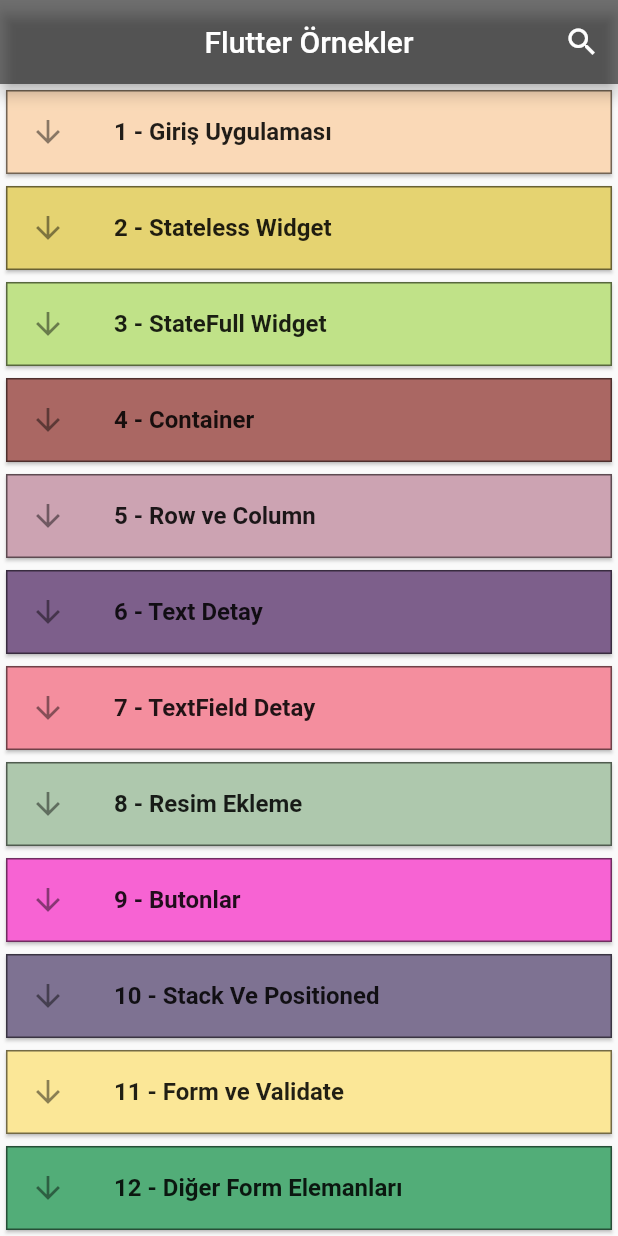
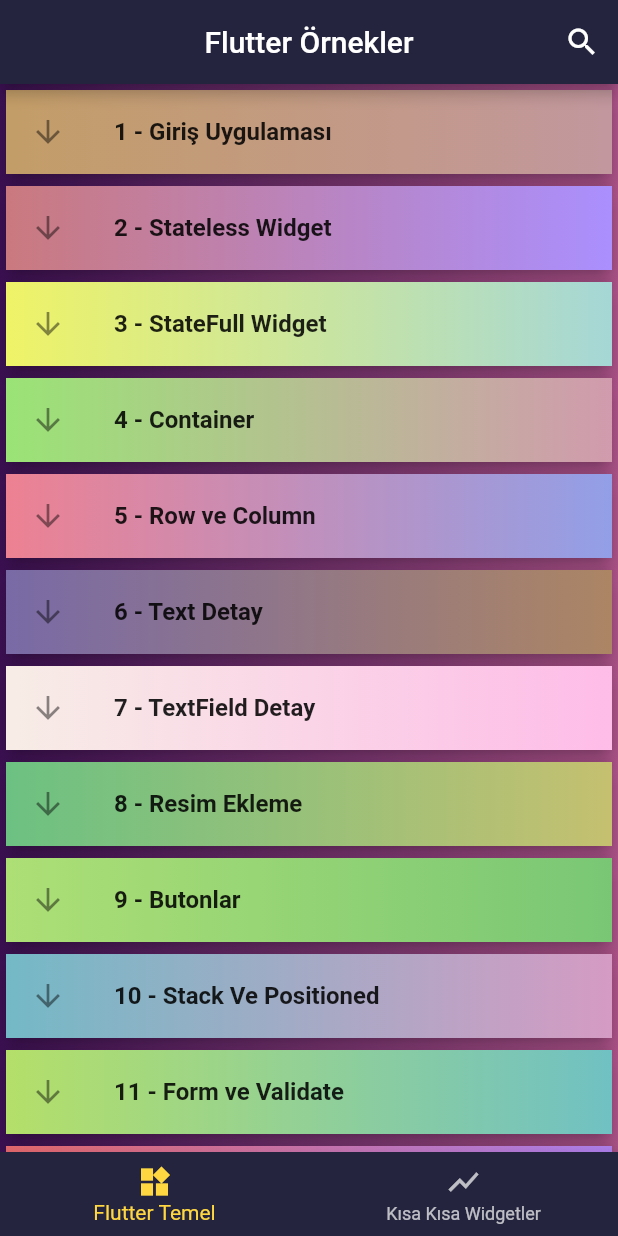
Before and after one commit to NecipAkgz/Flutter-Ornekler, a Flutter app: the screen it shows after launch, on a phone screen of 412 x 824 dp. Run offline on Flutter 3.47's test engine with Material 2 defaults, Android fonts, the phone set to English and light mode, and no system bars; our stand-ins replace flushbar, shared_preferences, sqflite, validators; accounts and stored records are empty.

Commit message:
SafeArea Eklendi, AnaSayfa Düzenlendi

```diff
--- a/lib/anaEkran/anaSayfa.dart
+++ b/lib/anaEkran/anaSayfa.dart
@@ -3,22 +3,64 @@
 import 'package:flutter_ornekler/yardimci_siniflar/sayfalar.dart';
 import 'package:flutter/material.dart';
 
-class AnaSayfa extends StatelessWidget {
+class AnaSayfa extends StatefulWidget {
+  @override
+  _AnaSayfaState createState() => _AnaSayfaState();
+}
+
+class _AnaSayfaState extends State<AnaSayfa> {
+  var index = 0;
+
   @override
   Widget build(BuildContext context) {
     return Scaffold(
       appBar: AppBar(
-        backgroundColor: Colors.black54,
+        backgroundColor: Color(0xFF24243e),
         centerTitle: true,
         title: Text("Flutter Örnekler"),
-        actions: [
-          aramaButonu(context),
-        ],
+        actions: [aramaButonu(context)],
       ),
-      body: flutterTemel(),
+      body: sayfagetir(),
+      bottomNavigationBar: buildBottomNavigationBar(),
     );
   }
 
+  /// bottomNavigationBarımızı çağırır
+  BottomNavigationBar buildBottomNavigationBar() {
+    return BottomNavigationBar(
+      backgroundColor: Color(0xFF24243e),
+      fixedColor: Colors.amberAccent,
+      unselectedItemColor: Colors.white70,
+      currentIndex: index,
+      onTap: (sayfa) {
+        setState(() {
+          index = sayfa;
+        });
+      },
+      items: <BottomNavigationBarItem>[
+        BottomNavigationBarItem(
+          title: Text("Flutter Temel"),
+          icon: Icon(Icons.widgets),
+        ),
+        BottomNavigationBarItem(
+          title: Text("Kısa Kısa Widgetler"),
+          icon: Icon(Icons.show_chart),
+        ),
+      ],
+    );
+  }
+
+  /// İndex Numarasına göre ilgili sayayı getirir
+  sayfagetir() {
+    switch (index) {
+      case 0:
+        return _flutterTemel();
+      case 1:
+        return _kisa_kisa_widgetler();
+    }
+  }
+
+  /// arama yapmak için oluşturduğumuz buton
   IconButton aramaButonu(BuildContext context) {
     return IconButton(
       icon: Icon(Icons.search),
@@ -31,23 +73,86 @@
     );
   }
 
-  Container flutterTemel() {
+  Widget _flutterTemel() {
     return Container(
+      decoration: BoxDecoration(
+        gradient: LinearGradient(
+          colors: [
+            Color(0xFF3c1053),
+            Color(0xFFad5389),
+          ],
+        ),
+      ),
       child: ListView.builder(
-        itemCount: Sayfalar.length,
+        itemCount: FLUTTER_TEMEL.length,
         itemBuilder: (context, index) {
           return Card(
-            shape: RoundedRectangleBorder(
-              side: BorderSide(color: Colors.black54),
+            elevation: 5,
+            child: Container(
+              decoration: BoxDecoration(
+                gradient: LinearGradient(
+                  colors: [
+                    RasgeleRenk.renkUret(minBrightness: 100),
+                    RasgeleRenk.renkUret(minBrightness: 100),
+                  ],
+                ),
+              ),
+              child: ListTile(
+                leading: Icon(Icons.arrow_downward),
+                onTap: () => Navigator.pushNamed(
+                  context,
+                  FLUTTER_TEMEL[index]["sayfaAdi"],
+                ),
+                title: Text(
+                  "${index + 1} - ${FLUTTER_TEMEL[index]["baslik"]}",
+                  style: TextStyle(
+                    fontWeight: FontWeight.w600,
+                  ),
+                ),
+              ),
             ),
-            color: RasgeleRenk.renkUret(minBrightness: 80),
-            child: ListTile(
-              leading: Icon(Icons.arrow_downward),
-              onTap: () =>
-                  Navigator.pushNamed(context, Sayfalar[index]["sayfaAdi"]),
-              title: Text(
-                "${index + 1} - ${Sayfalar[index]["baslik"]}",
-                style: TextStyle(fontWeight: FontWeight.w600),
+          );
+        },
+      ),
+    );
+  }
+
+  Widget _kisa_kisa_widgetler() {
+    return Container(
+      decoration: BoxDecoration(
+        gradient: LinearGradient(
+          colors: [
+            Color(0xFF3c1053),
+            Color(0xFFad5389),
+          ],
+        ),
+      ),
+      child: ListView.builder(
+        itemCount: KISA_KISA_WIDGETLER.length,
+        itemBuilder: (context, index) {
+          return Card(
+            elevation: 5,
+            child: Container(
+              decoration: BoxDecoration(
+                gradient: LinearGradient(
+                  colors: [
+                    RasgeleRenk.renkUret(minBrightness: 100),
+                    RasgeleRenk.renkUret(minBrightness: 100),
+                  ],
+                ),
+              ),
+              child: ListTile(
+                leading: Icon(Icons.arrow_downward),
+                onTap: () => Navigator.pushNamed(
+                  context,
+                  KISA_KISA_WIDGETLER[index]["sayfaAdi"],
+                ),
+                title: Text(
+                  "${index + 1} - ${KISA_KISA_WIDGETLER[index]["baslik"]}",
+                  style: TextStyle(
+                    fontWeight: FontWeight.w600,
+                  ),
+                ),
               ),
             ),
           );
@@ -56,9 +161,3 @@
     );
   }
 }
-
-// trailing: OutlineButton.icon(
-//   icon: Icon(Icons.arrow_right),
-//   label: Text("Konu Anlatım"),
-//   onPressed: () {},
-// ),
--- a/lib/main.dart
+++ b/lib/main.dart
@@ -9,7 +9,7 @@
     return MaterialApp(
       debugShowCheckedModeBanner: false,
       routes: rotalar,
-      // home: DigerFormElemanlari(),
+      // home: SafeAreaDemo(),
     );
   }
 }
--- a/lib/rotalar.dart
+++ b/lib/rotalar.dart
@@ -1,4 +1,5 @@
 import 'package:flutter_ornekler/anaEkran/anaSayfa.dart';
+import 'package:flutter_ornekler/kisa_kisa_widgetler/safeArea.dart';
 import 'package:flutter_ornekler/sayfalar/alertDialog.dart';
 import 'package:flutter_ornekler/sayfalar/botton_navigation.dart';
 import 'package:flutter_ornekler/sayfalar/butonlar.dart';
@@ -58,4 +59,5 @@
   SayfaIsimleri.YEREL_DEPOLAMA: (context) => YerelDepolama(),
   SayfaIsimleri.SHAREDPREFERANCE: (context) => SharedPreferanceDemo(),
   SayfaIsimleri.SQFLITE: (context) => SQLiteDemo(),
+  SayfaIsimleri.SAFEAREA: (context) => SafeAreaDemo(),
 };
--- a/lib/yardimci_siniflar/sayfa_isimleri.dart
+++ b/lib/yardimci_siniflar/sayfa_isimleri.dart
@@ -28,4 +28,5 @@
   static const YEREL_DEPOLAMA = "Yerel Depolama";
   static const SHAREDPREFERANCE = "SharedPreferance";
   static const SQFLITE = "SQLite (SQFLite)";
+  static const SAFEAREA = "SafeArea";
 }
--- a/lib/yardimci_siniflar/sayfalar.dart
+++ b/lib/yardimci_siniflar/sayfalar.dart
@@ -1,7 +1,7 @@
 import 'package:flutter_ornekler/yardimci_siniflar/sayfa_isimleri.dart';
 
 /// Builder ile rahat yapılar oluşturabilmek için sayfaların bilgisini tutacak
-const Sayfalar = [
+const FLUTTER_TEMEL = [
   {
     "baslik": SayfaIsimleri.GIRIS_UYGULAMASI,
     "sayfaAdi": SayfaIsimleri.GIRIS_UYGULAMASI,
@@ -111,3 +111,10 @@
     "sayfaAdi": SayfaIsimleri.SQFLITE,
   },
 ];
+
+const KISA_KISA_WIDGETLER = [
+  {
+    "baslik": SayfaIsimleri.SAFEAREA,
+    "sayfaAdi": SayfaIsimleri.SAFEAREA,
+  },
+];
```
Also changed, not shown: lib/anaEkran/arama_islemleri.dart (+19 -17 lines), lib/kisa_kisa_widgetler/safeArea.dart (added, +86 -0 lines), lib/sayfalar/resim_ekleme.dart (+10 -6 lines), 1 other file.
